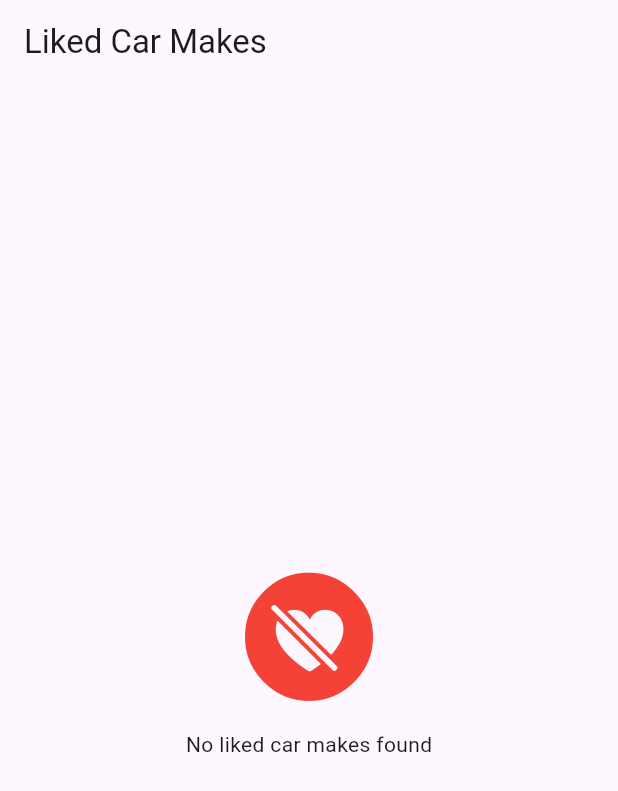
After one commit to rafaelortizzableh/cartalogue, a Flutter app: the LikedCarMakesScreen screen opened by its route, on a phone screen of 412 x 824 dp. The commit adds this screen. Shown: the top 791 px of the screen. Run offline on Flutter 3.47's test engine with Material 2 defaults, Android fonts, the light colour scheme and no system bars; our stand-ins replace connectivity_plus, dio, equatable, flutter_riverpod, go_router, shared_preferences; accounts and stored records are empty; network calls fail.

Commit message:
feat: add liking cars feature

```diff
--- a/lib/core/app_constants.dart
+++ b/lib/core/app_constants.dart
@@ -13,6 +13,12 @@ abstract class AppConstants {
 
   static const roundedRectangleBorder12 = RoundedRectangleBorder(
     borderRadius: borderRadius12,
+  );
+
+  static const roundedRectangleVerticalBorder16 = RoundedRectangleBorder(
+    borderRadius: BorderRadius.vertical(
+      top: Radius.circular(spacing16),
+    ),
   );
 
   // Spacing
--- a/lib/features/car_manufacturers/car_manufacturer_details/car_manufacturer_details.dart
+++ b/lib/features/car_manufacturers/car_manufacturer_details/car_manufacturer_details.dart
@@ -1,3 +1,4 @@
 export 'model/model.dart';
+export 'liked_car_makes/liked_car_makes.dart';
 export 'state/state.dart';
 export 'ui/ui.dart';
--- /dev/null
+++ b/lib/features/car_manufacturers/car_manufacturer_details/liked_car_makes/liked_car_makes.dart
@@ -0,0 +1,2 @@
+export 'liked_car_makes_controller.dart';
+export 'ui/ui.dart';
--- /dev/null
+++ b/lib/features/car_manufacturers/car_manufacturer_details/liked_car_makes/ui/liked_car_makes_screen.dart
@@ -0,0 +1,50 @@
+import 'package:flutter/cupertino.dart';
+import 'package:flutter/material.dart';
+import 'package:flutter_riverpod/flutter_riverpod.dart';
+
+import '../../../../../core/core.dart';
+import '../../../../features.dart';
+
+class LikedCarMakesScreen extends ConsumerWidget {
+  const LikedCarMakesScreen({super.key});
+
+  static const routeName = '/likedCarMakes';
+
+  @override
+  Widget build(BuildContext context, WidgetRef ref) {
+    final likedCarMakes = ref.watch(likedCarMakesControllerProvider);
+    final isLikedCarMakesEmpty = likedCarMakes.isEmpty;
+    return Scaffold(
+      appBar: AppBar(
+        title: const Text('Liked Car Makes'),
+      ),
+      body: isLikedCarMakesEmpty
+          ? const NoLikedCarMakes()
+          : CarMakesList(
+              carMakes: likedCarMakes.toList(),
+            ),
+    );
+  }
+}
+
+class NoLikedCarMakes extends StatelessWidget {
+  const NoLikedCarMakes({super.key});
+
+  @override
+  Widget build(BuildContext context) {
+    return const Center(
+      child: Column(
+        mainAxisAlignment: MainAxisAlignment.center,
+        children: [
+          Icon(
+            CupertinoIcons.heart_slash_circle_fill,
+            size: 100,
+            color: Colors.red,
+          ),
+          AppSpacing.verticalSpacing12,
+          Text('No liked car makes found'),
+        ],
+      ),
+    );
+  }
+}
--- /dev/null
+++ b/lib/features/car_manufacturers/car_manufacturer_details/liked_car_makes/ui/ui.dart
@@ -0,0 +1,2 @@
+export 'widgets/widgets.dart';
+export 'liked_car_makes_screen.dart';
--- /dev/null
+++ b/lib/features/car_manufacturers/car_manufacturer_details/liked_car_makes/ui/widgets/widgets.dart
@@ -0,0 +1 @@
+export 'like_car_make_icon_button.dart';
```
Also changed, not shown: lib/core/router.dart (+9 -28 lines), lib/features/car_manufacturers/car_manufacturer_details/liked_car_makes/liked_car_makes_controller.dart (added, +57 -0 lines), lib/features/car_manufacturers/car_manufacturer_details/liked_car_makes/ui/widgets/like_car_make_icon_button.dart (added, +72 -0 lines), lib/features/car_manufacturers/car_manufacturer_details/ui/widgets/car_make_tile.dart (+60 -29 lines), lib/features/car_manufacturers/car_manufacturer_details/ui/widgets/empty_car_makes.dart (+7 -1 lines), lib/features/home/ui/home_screen.dart (+8 -1 lines), 4 other files.
